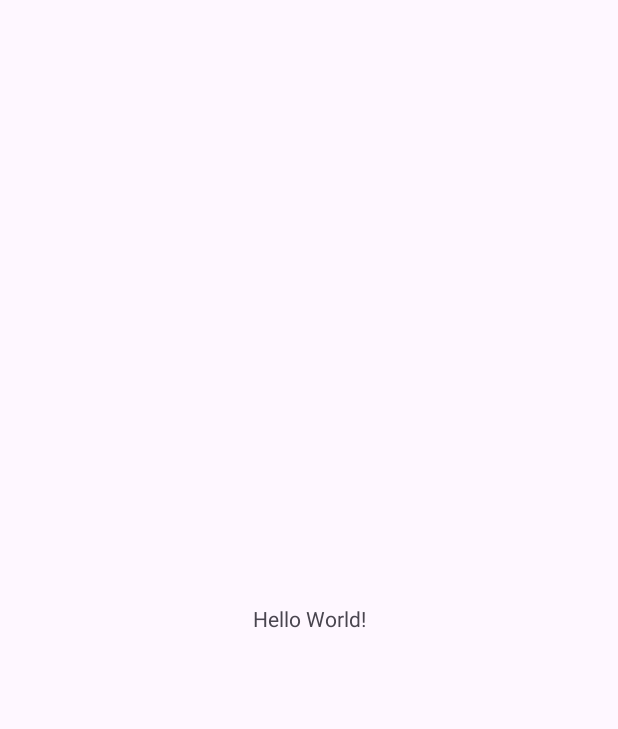
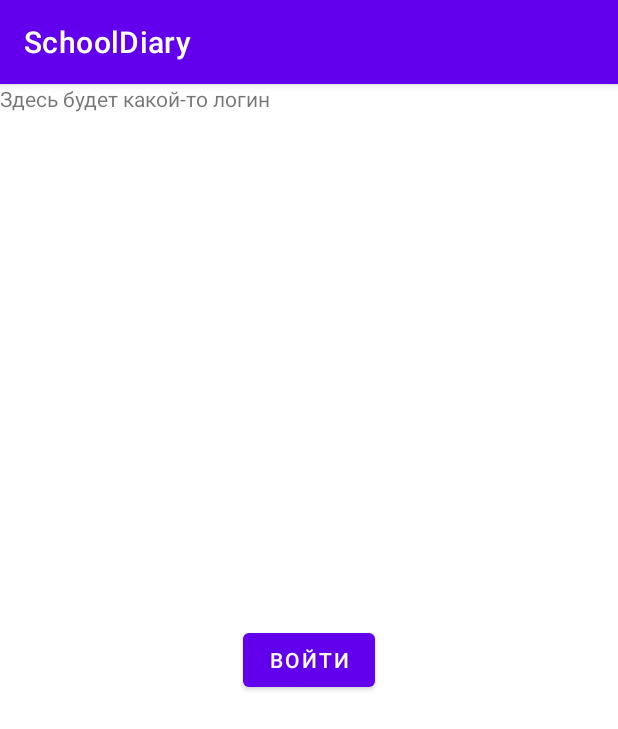
Before and after one commit to Aleksei-L/SchoolDiary, an Android app: the screen it shows after launch (MainActivity), on a phone screen of 412 x 824 dp. Before the commit the part shown is almost empty. Shown: the top 729 px of the screen. Run offline under Robolectric (Android 15) with nearby library versions, the phone set to English and light mode, and no system bars; our stand-ins replace navigation-ui.

Commit message:
add simple navigation

```diff
--- a/app/build.gradle.kts
+++ b/app/build.gradle.kts
@@ -41,6 +41,8 @@ dependencies {
 	implementation(libs.material)
 	implementation(libs.androidx.activity)
 	implementation(libs.androidx.constraintlayout)
+	implementation(libs.androidx.navigation.fragment)
+	implementation(libs.androidx.navigation.ui)
 	testImplementation(libs.junit)
 	androidTestImplementation(libs.androidx.junit)
 	androidTestImplementation(libs.androidx.espresso.core)
--- /dev/null
+++ b/app/src/main/java/com/schooldiary/LoginFragment.kt
@@ -0,0 +1,30 @@
+package com.schooldiary
+
+import android.os.Bundle
+import androidx.fragment.app.Fragment
+import android.view.LayoutInflater
+import android.view.View
+import android.view.ViewGroup
+import android.widget.Button
+import androidx.navigation.NavOptions
+import androidx.navigation.findNavController
+
+class LoginFragment : Fragment() {
+    override fun onCreateView(
+        inflater: LayoutInflater, container: ViewGroup?, savedInstanceState: Bundle?
+    ): View? {
+        val view = inflater.inflate(R.layout.fragment_login, container, false)
+        val loginButton = view.findViewById<Button>(R.id.login_Button)
+        loginButton.setOnClickListener {
+            view.findNavController().navigate(
+                R.id.action_loginFragment_to_scheduleFragment,
+                null,
+                NavOptions.Builder()
+                    .setPopUpTo(R.id.auth_flow, true)
+                    .build()
+            )
+        }
+        return view
+    }
+
+}
--- a/app/src/main/java/com/schooldiary/MainActivity.kt
+++ b/app/src/main/java/com/schooldiary/MainActivity.kt
@@ -1,20 +1,52 @@
 package com.schooldiary
 
 import android.os.Bundle
-import androidx.activity.enableEdgeToEdge
+import android.view.Menu
+import android.view.MenuItem
+import android.view.View
 import androidx.appcompat.app.AppCompatActivity
-import androidx.core.view.ViewCompat
-import androidx.core.view.WindowInsetsCompat
+import androidx.navigation.findNavController
+import androidx.navigation.fragment.NavHostFragment
+import androidx.navigation.ui.AppBarConfiguration
+import androidx.navigation.ui.onNavDestinationSelected
+import androidx.navigation.ui.setupWithNavController
+import com.google.android.material.appbar.MaterialToolbar
+import com.google.android.material.bottomnavigation.BottomNavigationView
+
 
 class MainActivity : AppCompatActivity() {
 	override fun onCreate(savedInstanceState: Bundle?) {
 		super.onCreate(savedInstanceState)
-		enableEdgeToEdge()
 		setContentView(R.layout.activity_main)
-		ViewCompat.setOnApplyWindowInsetsListener(findViewById(R.id.main)) { v, insets ->
-			val systemBars = insets.getInsets(WindowInsetsCompat.Type.systemBars())
-			v.setPadding(systemBars.left, systemBars.top, systemBars.right, systemBars.bottom)
-			insets
+		val toolbar = findViewById<MaterialToolbar>(R.id.toolbar)
+		setSupportActionBar(toolbar)
+		val navHostFragment = supportFragmentManager
+			.findFragmentById(R.id.nav_host_fragment) as NavHostFragment
+		val navController = navHostFragment.navController
+		val topLevelDestinations = setOf(R.id.loginFragment, R.id.scheduleFragment)
+
+		val appBarConfiguration = AppBarConfiguration(topLevelDestinations)
+
+		toolbar.setupWithNavController(navController, appBarConfiguration)
+		val bottomNavView = findViewById<BottomNavigationView>(R.id.bottom_nav)
+		bottomNavView.setupWithNavController(navController)
+		navController.addOnDestinationChangedListener { _, destination, _ ->
+			if (destination.id == R.id.loginFragment) {
+				bottomNavView.visibility = View.GONE
+			} else {
+				bottomNavView.visibility = View.VISIBLE
+			}
 		}
+
+	}
+
+	override fun onCreateOptionsMenu(menu: Menu): Boolean {
+		menuInflater.inflate(R.menu.menu, menu)
+		return super.onCreateOptionsMenu(menu)
+	}
+
+	override fun onOptionsItemSelected(item: MenuItem): Boolean {
+		val navController = findNavController(R.id.nav_host_fragment)
+		return item.onNavDestinationSelected(navController) || super.onOptionsItemSelected(item)
 	}
 }
--- a/app/src/main/res/layout/activity_main.xml
+++ b/app/src/main/res/layout/activity_main.xml
@@ -1,17 +1,30 @@
 <?xml version="1.0" encoding="utf-8"?>
-<androidx.constraintlayout.widget.ConstraintLayout xmlns:android="http://schemas.android.com/apk/res/android"
+<LinearLayout xmlns:android="http://schemas.android.com/apk/res/android"
     xmlns:app="http://schemas.android.com/apk/res-auto"
-    android:id="@+id/main"
+    xmlns:tools="http://schemas.android.com/tools"
     android:layout_width="match_parent"
-    android:layout_height="match_parent">
+    android:layout_height="match_parent"
+    android:orientation="vertical"
+    tools:context=".MainActivity">
 
-    <TextView
-        android:layout_width="wrap_content"
+    <com.google.android.material.appbar.MaterialToolbar
+        android:id="@+id/toolbar"
+        android:layout_width="match_parent"
+        android:layout_height="?attr/actionBarSize"
+        style="@style/Widget.MaterialComponents.Toolbar.Primary"/>
+
+    <androidx.fragment.app.FragmentContainerView
+        android:id="@+id/nav_host_fragment"
+        android:name="androidx.navigation.fragment.NavHostFragment"
+        android:layout_width="match_parent"
+        android:layout_height="0dp"
+        android:layout_weight="1"
+        app:defaultNavHost="true"
+        app:navGraph="@navigation/nav_graph" />
+
+    <com.google.android.material.bottomnavigation.BottomNavigationView
+        android:id="@+id/bottom_nav"
+        android:layout_width="match_parent"
         android:layout_height="wrap_content"
-        android:text="Hello World!"
-        app:layout_constraintBottom_toBottomOf="parent"
-        app:layout_constraintEnd_toEndOf="parent"
-        app:layout_constraintStart_toStartOf="parent"
-        app:layout_constraintTop_toTopOf="parent" />
-
-</androidx.constraintlayout.widget.ConstraintLayout>
+        app:menu="@menu/bottom_menu"/>
+</LinearLayout>
--- /dev/null
+++ b/app/src/main/res/layout/fragment_login.xml
@@ -0,0 +1,21 @@
+<?xml version="1.0" encoding="utf-8"?>
+<FrameLayout xmlns:android="http://schemas.android.com/apk/res/android"
+    xmlns:tools="http://schemas.android.com/tools"
+    android:layout_width="match_parent"
+    android:layout_height="match_parent"
+    tools:context=".LoginFragment">
+
+    <TextView
+        android:layout_width="match_parent"
+        android:layout_height="match_parent"
+        android:text="@string/login_fragment" />
+
+    <Button
+        android:id="@+id/login_Button"
+        android:layout_width="wrap_content"
+        android:layout_height="wrap_content"
+        android:layout_gravity="center"
+        android:text="@string/login_button" />
+
+
+</FrameLayout>
--- /dev/null
+++ b/app/src/main/res/menu/bottom_menu.xml
@@ -0,0 +1,11 @@
+<?xml version="1.0" encoding="utf-8"?>
+<menu xmlns:android="http://schemas.android.com/apk/res/android">
+    <item
+        android:id="@+id/scheduleFragment"
+        android:icon="@android:drawable/ic_menu_day"
+        android:title="@string/schedule_title" />
+    <item
+        android:id="@+id/statisticsFragment"
+        android:icon="@android:drawable/ic_dialog_map"
+        android:title="@string/statistic_title"/>
+</menu>
--- /dev/null
+++ b/app/src/main/res/menu/menu.xml
@@ -0,0 +1,4 @@
+<?xml version="1.0" encoding="utf-8"?>
+<menu xmlns:android="http://schemas.android.com/apk/res/android">
+
+</menu>
--- /dev/null
+++ b/app/src/main/res/navigation/nav_graph.xml
@@ -0,0 +1,47 @@
+<?xml version="1.0" encoding="utf-8"?>
+<navigation xmlns:android="http://schemas.android.com/apk/res/android"
+    xmlns:app="http://schemas.android.com/apk/res-auto"
+    xmlns:tools="http://schemas.android.com/tools"
+    android:id="@+id/nav_graph"
+    app:startDestination="@id/auth_flow">
+    <navigation
+        android:id="@+id/auth_flow"
+        app:startDestination="@id/loginFragment">
+        <fragment
+            android:id="@+id/loginFragment"
+            android:name="com.schooldiary.LoginFragment"
+            android:label="fragment_login"
+            tools:layout="@layout/fragment_login">
+            <action
+                android:id="@+id/action_loginFragment_to_scheduleFragment"
+                app:destination="@id/mainFlow"
+                app:popUpTo="@id/auth_flow"
+                app:popUpToInclusive="true" />
+        </fragment>
+    </navigation>
+    <navigation
+        android:id="@+id/mainFlow"
+        app:startDestination="@id/scheduleFragment">
+        <fragment
+            android:id="@+id/scheduleFragment"
+            android:name="com.schooldiary.ScheduleFragment"
+            android:label="fragment_schedule"
+            tools:layout="@layout/fragment_schedule">
+            <action
+                android:id="@+id/action_scheduleFragment_to_detailsFragment"
+                app:destination="@id/detailsFragment" />
+        </fragment>
+        <fragment
+            android:id="@+id/statisticsFragment"
+            android:name="com.schooldiary.StatisticsFragment"
+            android:label="fragment_statistics"
+            tools:layout="@layout/fragment_statistics" />
+        <fragment
+            android:id="@+id/detailsFragment"
+            android:name="com.schooldiary.DetailsFragment"
+            android:label="fragment_details"
+            tools:layout="@layout/fragment_details" />
+
+    </navigation>
+
+</navigation>
--- a/app/src/main/res/values-night/themes.xml
+++ b/app/src/main/res/values-night/themes.xml
@@ -1,6 +1,6 @@
 <resources xmlns:tools="http://schemas.android.com/tools">
     <!-- Base application theme. -->
-    <style name="Base.Theme.SchoolDiary" parent="Theme.Material3.DayNight.NoActionBar">
+    <style name="Base.Theme.SchoolDiary" parent="Theme.MaterialComponents.DayNight.NoActionBar">
         <!-- Customize your dark theme here. -->
         <!-- <item name="colorPrimary">@color/my_dark_primary</item> -->
     </style>
--- a/app/src/main/res/values/strings.xml
+++ b/app/src/main/res/values/strings.xml
@@ -1,3 +1,12 @@
 <resources>
     <string name="app_name">SchoolDiary</string>
+    <string name="login_fragment"> Здесь будет какой-то логин</string>
+    <string name="login_button">Войти</string>
+    <string name="schedule_fragment">Здесь будет какое-то расписание</string>
+    <string name="schedule_title"> Расписание</string>
+    <string name="statistic_title">Статистика</string>
+    <string name="statistic_fragment">Здесь будет какая-то статистика</string>
+    <string name="details_fragment">Здесь будут какие-то подробности</string>
+    <string name="details_button">Детали</string>
+
 </resources>
--- a/app/src/main/res/values/themes.xml
+++ b/app/src/main/res/values/themes.xml
@@ -1,6 +1,6 @@
 <resources xmlns:tools="http://schemas.android.com/tools">
     <!-- Base application theme. -->
-    <style name="Base.Theme.SchoolDiary" parent="Theme.Material3.DayNight.NoActionBar">
+    <style name="Base.Theme.SchoolDiary" parent="Theme.MaterialComponents.DayNight.NoActionBar">
         <!-- Customize your light theme here. -->
         <!-- <item name="colorPrimary">@color/my_light_primary</item> -->
     </style>
--- a/gradle/libs.versions.toml
+++ b/gradle/libs.versions.toml
@@ -9,6 +9,7 @@ appcompat = "1.7.0"
 material = "1.12.0"
 activity = "1.10.1"
 constraintlayout = "2.2.1"
+navigation = "2.8.9"
 
 [libraries]
 androidx-core-ktx = { group = "androidx.core", name = "core-ktx", version.ref = "coreKtx" }
@@ -19,6 +20,9 @@ androidx-appcompat = { group = "androidx.appcompat", name = "appcompat", version
 material = { group = "com.google.android.material", name = "material", version.ref = "material" }
 androidx-activity = { group = "androidx.activity", name = "activity", version.ref = "activity" }
 androidx-constraintlayout = { group = "androidx.constraintlayout", name = "constraintlayout", version.ref = "constraintlayout" }
+androidx-navigation-fragment = { group = "androidx.navigation", name = "navigation-fragment-ktx", version.ref = "navigation" }
+androidx-navigation-ui = { group = "androidx.navigation", name = "navigation-ui-ktx", version.ref = "navigation" }
+
 
 [plugins]
 android-application = { id = "com.android.application", version.ref = "agp" }
```
Also changed, not shown: app/src/main/java/com/schooldiary/DetailsFragment.kt (added, +15 -0 lines), app/src/main/java/com/schooldiary/ScheduleFragment.kt (added, +24 -0 lines), app/src/main/java/com/schooldiary/StatisticsFragment.kt (added, +15 -0 lines), app/src/main/res/layout/fragment_details.xml (added, +12 -0 lines), app/src/main/res/layout/fragment_schedule.xml (added, +20 -0 lines), app/src/main/res/layout/fragment_statistics.xml (added, +13 -0 lines).
